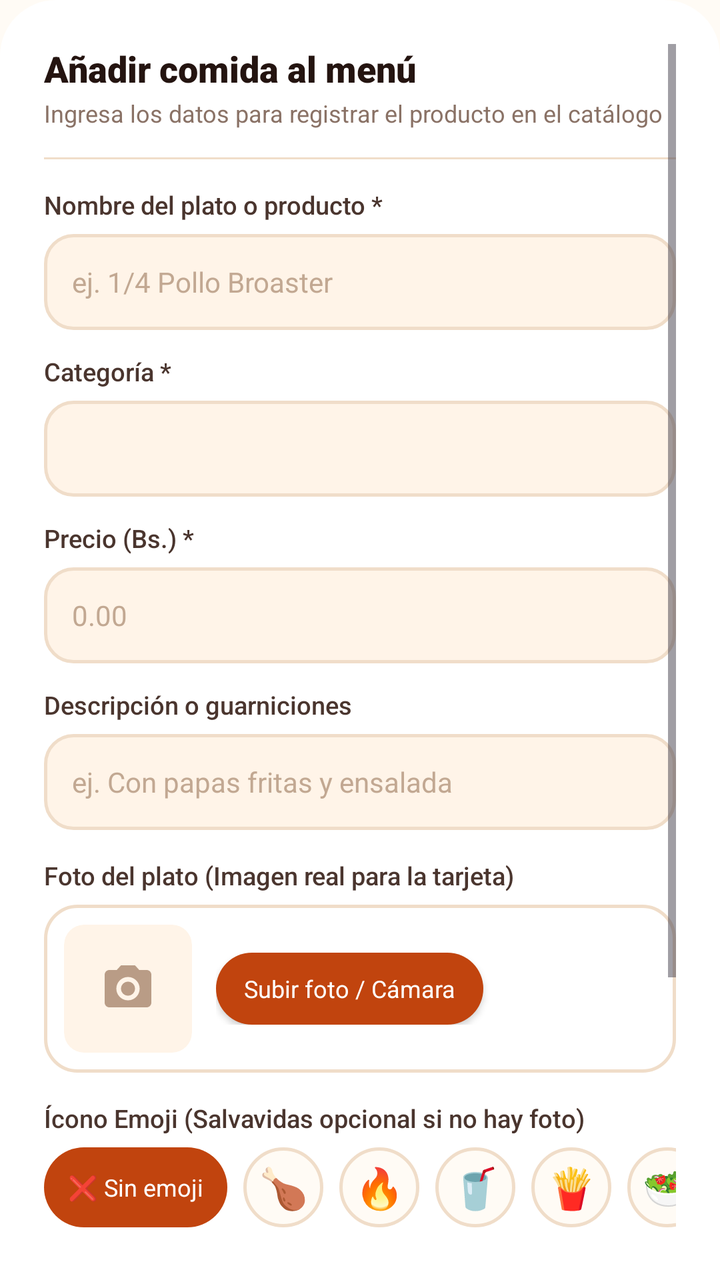
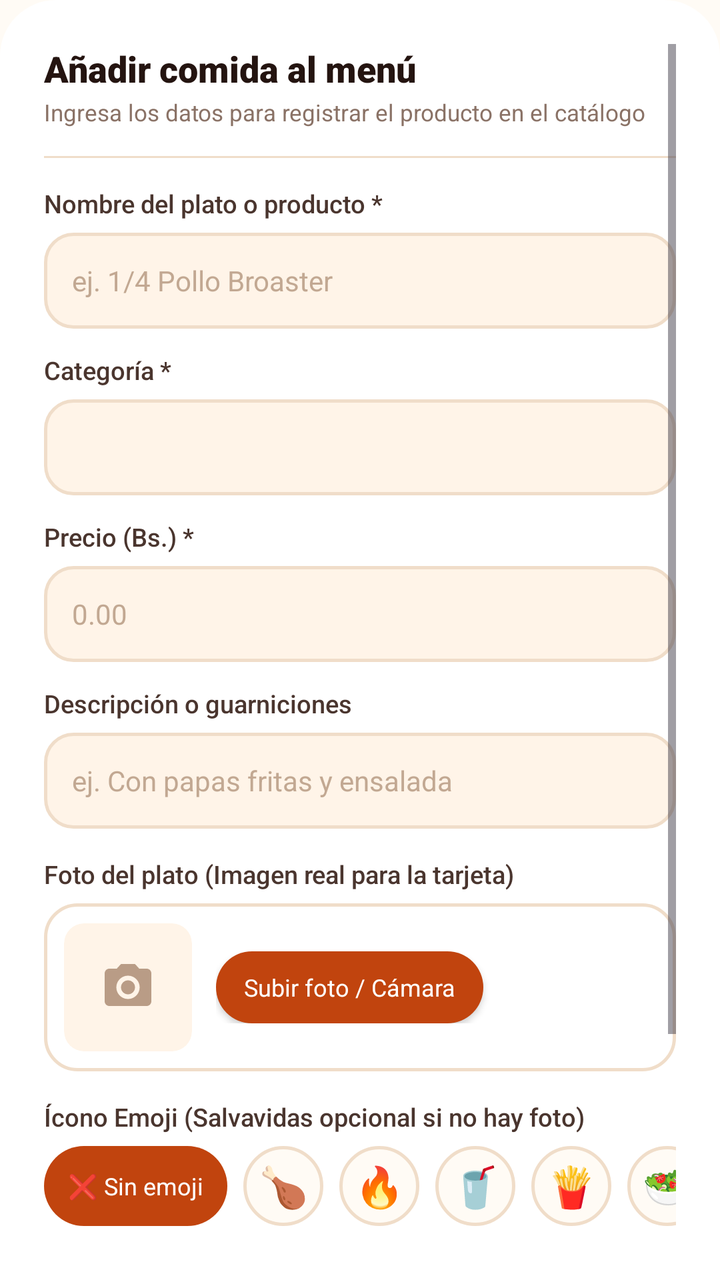

Compare the two renders of this Android layout. The source of the first and the diff that turns it into the second are given below.
<!-- AndroidManifest.xml: application theme Theme.Pollogithub -->
<!-- res/layout/dialog_producto_form.xml -->
<?xml version="1.0" encoding="utf-8"?>
<ScrollView xmlns:android="http://schemas.android.com/apk/res/android"
    xmlns:app="http://schemas.android.com/apk/res-auto"
    android:layout_width="match_parent"
    android:layout_height="wrap_content"
    android:background="@drawable/bg_card_top_rounded"
    android:padding="22dp">

    <LinearLayout
        android:layout_width="match_parent"
        android:layout_height="wrap_content"
        android:orientation="vertical">

        
        <TextView
            android:id="@+id/tvFormTitle"
            android:layout_width="wrap_content"
            android:layout_height="wrap_content"
            android:fontFamily="sans-serif-black"
            android:text="Añadir comida al menú"
            android:textColor="@color/char_900"
            android:textSize="18sp" />

        <TextView
            android:id="@+id/tvFormSubtitle"
            android:layout_width="wrap_content"
            android:layout_height="wrap_content"
            android:layout_marginTop="2dp"
            android:fontFamily="sans-serif"
            android:text="Ingresa los datos para registrar el producto en el catálogo"
            android:textColor="@color/char_400"
            android:textSize="12sp" />

        <View
            android:layout_width="match_parent"
            android:layout_height="1dp"
            android:layout_marginVertical="14dp"
            android:background="@color/line_color" />

        
        <TextView
            android:layout_width="wrap_content"
            android:layout_height="wrap_content"
            android:fontFamily="sans-serif-medium"
            android:text="Nombre del plato o producto *"
            android:textColor="@color/char_700"
            android:textSize="12.5sp" />

        <FrameLayout
            android:layout_width="match_parent"
            android:layout_height="48dp"
            android:layout_marginTop="6dp"
            android:background="@drawable/bg_input_field">

            <EditText
                android:id="@+id/etNombre"
                android:layout_width="match_parent"
                android:layout_height="match_parent"
                android:background="@null"
                android:fontFamily="sans-serif"
                android:hint="ej. 1/4 Pollo Broaster"
                android:inputType="textCapSentences"
                android:paddingHorizontal="14dp"
                android:textColor="@color/char_900"
                android:textColorHint="@color/placeholder_text"
                android:textSize="14sp" />
        </FrameLayout>

        
        <TextView
            android:layout_width="wrap_content"
            android:layout_height="wrap_content"
            android:layout_marginTop="12dp"
            android:fontFamily="sans-serif-medium"
            android:text="Categoría *"
            android:textColor="@color/char_700"
            android:textSize="12.5sp" />

        <FrameLayout
            android:layout_width="match_parent"
            android:layout_height="48dp"
            android:layout_marginTop="6dp"
            android:background="@drawable/bg_input_field">

            <Spinner
                android:id="@+id/spCategoria"
                android:layout_width="match_parent"
                android:layout_height="match_parent"
                android:background="@null"
                android:paddingHorizontal="12dp" />
        </FrameLayout>

        
        <TextView
            android:layout_width="wrap_content"
            android:layout_height="wrap_content"
            android:layout_marginTop="12dp"
            android:fontFamily="sans-serif-medium"
            android:text="Precio (Bs.) *"
            android:textColor="@color/char_700"
            android:textSize="12.5sp" />

        <FrameLayout
            android:layout_width="match_parent"
            android:layout_height="48dp"
            android:layout_marginTop="6dp"
            android:background="@drawable/bg_input_field">

            <EditText
                android:id="@+id/etPrecio"
                android:layout_width="match_parent"
                android:layout_height="match_parent"
                android:background="@null"
                android:fontFamily="sans-serif-bold"
                android:hint="0.00"
                android:inputType="numberDecimal"
                android:paddingHorizontal="14dp"
                android:textColor="@color/char_900"
                android:textColorHint="@color/placeholder_text"
                android:textSize="14sp" />
        </FrameLayout>

        
        <TextView
            android:layout_width="wrap_content"
            android:layout_height="wrap_content"
            android:layout_marginTop="12dp"
            android:fontFamily="sans-serif-medium"
            android:text="Descripción o guarniciones"
            android:textColor="@color/char_700"
            android:textSize="12.5sp" />

        <FrameLayout
            android:layout_width="match_parent"
            android:layout_height="48dp"
            android:layout_marginTop="6dp"
            android:background="@drawable/bg_input_field">

            <EditText
                android:id="@+id/etDescripcion"
                android:layout_width="match_parent"
                android:layout_height="match_parent"
                android:background="@null"
                android:fontFamily="sans-serif"
                android:hint="ej. Con papas fritas y ensalada"
                android:inputType="textCapSentences"
                android:paddingHorizontal="14dp"
                android:textColor="@color/char_900"
                android:textColorHint="@color/placeholder_text"
                android:textSize="14sp" />
        </FrameLayout>

        
        <TextView
            android:layout_width="wrap_content"
            android:layout_height="wrap_content"
            android:layout_marginTop="14dp"
            android:fontFamily="sans-serif-medium"
            android:text="Foto del plato (Imagen real para la tarjeta)"
            android:textColor="@color/char_700"
            android:textSize="12.5sp" />

        <LinearLayout
            android:layout_width="match_parent"
            android:layout_height="wrap_content"
            android:layout_marginTop="6dp"
            android:background="@drawable/bg_order_card"
            android:gravity="center_vertical"
            android:orientation="horizontal"
            android:padding="10dp">

            <androidx.cardview.widget.CardView
                android:layout_width="64dp"
                android:layout_height="64dp"
                app:cardCornerRadius="10dp"
                app:cardElevation="0dp"
                app:cardBackgroundColor="@color/paper_100">

                <FrameLayout
                    android:id="@+id/cardPhotoContainer"
                    android:layout_width="match_parent"
                    android:layout_height="match_parent"
                    android:clickable="true"
                    android:focusable="true">

                    <ImageView
                        android:id="@+id/ivFormPhotoPlaceholder"
                        android:layout_width="28dp"
                        android:layout_height="28dp"
                        android:layout_gravity="center"
                        android:src="@drawable/ic_camera"
                        app:tint="@color/icon_muted" />

                    <ImageView
                        android:id="@+id/ivFormProductPhoto"
                        android:layout_width="match_parent"
                        android:layout_height="match_parent"
                        android:scaleType="centerCrop"
                        android:visibility="gone" />
                </FrameLayout>
            </androidx.cardview.widget.CardView>

            <LinearLayout
                android:layout_width="0dp"
                android:layout_height="wrap_content"
                android:layout_marginStart="12dp"
                android:layout_weight="1"
                android:orientation="vertical">

                <androidx.appcompat.widget.AppCompatButton
                    android:id="@+id/btnSelectPhoto"
                    android:layout_width="wrap_content"
                    android:layout_height="36dp"
                    android:background="@drawable/bg_chip_selected"
                    android:fontFamily="sans-serif-bold"
                    android:paddingHorizontal="14dp"
                    android:text="Subir foto / Cámara"
                    android:textAllCaps="false"
                    android:textColor="@color/white"
                    android:textSize="12sp" />

                <TextView
                    android:id="@+id/btnRemovePhoto"
                    android:layout_width="wrap_content"
                    android:layout_height="wrap_content"
                    android:layout_marginTop="4dp"
                    android:fontFamily="sans-serif"
                    android:padding="4dp"
                    android:text="🗑️ Quitar foto seleccionada"
                    android:textColor="@color/ember_600"
                    android:textSize="11.5sp"
                    android:visibility="gone" />
            </LinearLayout>
        </LinearLayout>

        
        <TextView
            android:layout_width="wrap_content"
            android:layout_height="wrap_content"
            android:layout_marginTop="14dp"
            android:fontFamily="sans-serif-medium"
            android:text="Ícono Emoji (Salvavidas opcional si no hay foto)"
            android:textColor="@color/char_700"
            android:textSize="12.5sp" />

        <HorizontalScrollView
            android:layout_width="match_parent"
            android:layout_height="wrap_content"
            android:layout_marginTop="6dp"
            android:scrollbars="none">

            <LinearLayout
                android:id="@+id/layoutEmojiSelector"
                android:layout_width="wrap_content"
                android:layout_height="wrap_content"
                android:gravity="center_vertical"
                android:orientation="horizontal">

                <TextView
                    android:id="@+id/optNoEmoji"
                    android:layout_width="wrap_content"
                    android:layout_height="40dp"
                    android:layout_marginEnd="8dp"
                    android:background="@drawable/bg_chip_selected"
                    android:gravity="center"
                    android:paddingHorizontal="12dp"
                    android:text="❌ Sin emoji"
                    android:textColor="@color/white"
                    android:textSize="12sp" />

                <TextView
                    android:id="@+id/optEmojiChicken"
                    android:layout_width="40dp"
                    android:layout_height="40dp"
                    android:layout_marginEnd="8dp"
                    android:background="@drawable/bg_chip_unselected"
                    android:gravity="center"
                    android:text="🍗"
                    android:textSize="20sp" />

                <TextView
                    android:id="@+id/optEmojiFire"
                    android:layout_width="40dp"
                    android:layout_height="40dp"
                    android:layout_marginEnd="8dp"
                    android:background="@drawable/bg_chip_unselected"
                    android:gravity="center"
                    android:text="🔥"
                    android:textSize="20sp" />

                <TextView
                    android:id="@+id/optEmojiDrink"
                    android:layout_width="40dp"
                    android:layout_height="40dp"
                    android:layout_marginEnd="8dp"
                    android:background="@drawable/bg_chip_unselected"
                    android:gravity="center"
                    android:text="🥤"
                    android:textSize="20sp" />

                <TextView
                    android:id="@+id/optEmojiFries"
                    android:layout_width="40dp"
                    android:layout_height="40dp"
                    android:layout_marginEnd="8dp"
                    android:background="@drawable/bg_chip_unselected"
                    android:gravity="center"
                    android:text="🍟"
                    android:textSize="20sp" />

                <TextView
                    android:id="@+id/optEmojiSalad"
                    android:layout_width="40dp"
                    android:layout_height="40dp"
                    android:layout_marginEnd="8dp"
                    android:background="@drawable/bg_chip_unselected"
                    android:gravity="center"
                    android:text="🥗"
                    android:textSize="20sp" />

                <TextView
                    android:id="@+id/optEmojiBurger"
                    android:layout_width="40dp"
                    android:layout_height="40dp"
                    android:background="@drawable/bg_chip_unselected"
                    android:gravity="center"
                    android:text="🍖"
                    android:textSize="20sp" />
            </LinearLayout>
        </HorizontalScrollView>

        
        <LinearLayout
            android:layout_width="match_parent"
            android:layout_height="wrap_content"
            android:layout_marginTop="16dp"
            android:gravity="center_vertical"
            android:orientation="horizontal">

            <LinearLayout
                android:layout_width="0dp"
                android:layout_height="wrap_content"
                android:layout_weight="1"
                android:orientation="vertical">

                <TextView
                    android:layout_width="wrap_content"
                    android:layout_height="wrap_content"
                    android:fontFamily="sans-serif-bold"
                    android:text="Habilitado para la venta"
                    android:textColor="@color/char_900"
                    android:textSize="13sp" />

                <TextView
                    android:layout_width="wrap_content"
                    android:layout_height="wrap_content"
                    android:layout_marginTop="2dp"
                    android:fontFamily="sans-serif"
                    android:text="Disponible inmediatamente en la pantalla de pedidos"
                    android:textColor="@color/char_400"
                    android:textSize="11.5sp" />
            </LinearLayout>

            <androidx.appcompat.widget.SwitchCompat
                android:id="@+id/switchDisponibleForm"
                android:layout_width="wrap_content"
                android:layout_height="wrap_content"
                android:checked="true"
                app:thumbTint="@color/ember_600"
                app:trackTint="@color/ember_100" />
        </LinearLayout>

        
        <TextView
            android:layout_width="match_parent"
            android:layout_height="wrap_content"
            android:layout_marginTop="14dp"
            android:background="@drawable/bg_order_card"
            android:fontFamily="sans-serif"
            android:padding="10dp"
            android:text="ℹ️ Para mantener la integridad de los reportes y recibos históricos, los productos no se eliminan físicamente; puedes marcarlos como 'Agotado/Deshabilitado'."
            android:textColor="@color/char_400"
            android:textSize="11sp" />

        
        <LinearLayout
            android:layout_width="match_parent"
            android:layout_height="wrap_content"
            android:layout_marginTop="18dp"
            android:gravity="end"
            android:orientation="horizontal">

            <androidx.appcompat.widget.AppCompatButton
                android:id="@+id/btnCancelarForm"
                android:layout_width="wrap_content"
                android:layout_height="46dp"
                android:background="@drawable/bg_btn_outline"
                android:fontFamily="sans-serif-bold"
                android:paddingHorizontal="18dp"
                android:text="Cancelar"
                android:textAllCaps="false"
                android:textColor="@color/char_700"
                android:textSize="13.5sp" />

            <androidx.appcompat.widget.AppCompatButton
                android:id="@+id/btnGuardarForm"
                android:layout_width="wrap_content"
                android:layout_height="46dp"
                android:layout_marginStart="12dp"
                android:background="@drawable/bg_button_primary"
                android:fontFamily="sans-serif-bold"
                android:paddingHorizontal="24dp"
                android:text="Guardar"
                android:textAllCaps="false"
                android:textColor="@color/white"
                android:textSize="13.5sp" />
        </LinearLayout>
    </LinearLayout>
</ScrollView>
<!-- resources referenced by this layout -->
<resources>
  <color name="char_400">#8A7266</color>
  <color name="char_700">#4A352E</color>
  <color name="char_900">#241410</color>
  <color name="paper_100">#FFF4E8</color>
  <color name="white">#FFFFFFFF</color>
  <color name="paper_50">#FFFBF5</color>
  <color name="ember_700">#9C2F0E</color>
  <!-- unchanged entries left out for length: 15 -->
</resources>

<!-- the commit's change to res/layout/dialog_producto_form.xml (unified diff, before → after) -->
@@ -1,10 +1,9 @@
 <?xml version="1.0" encoding="utf-8"?>
 <ScrollView xmlns:android="http://schemas.android.com/apk/res/android"
     xmlns:app="http://schemas.android.com/apk/res-auto"
+    style="@style/Widget.Pollo.Dialog.Container"
     android:layout_width="match_parent"
-    android:layout_height="wrap_content"
-    android:background="@drawable/bg_card_top_rounded"
-    android:padding="22dp">
+    android:layout_height="wrap_content">
 
     <LinearLayout
         android:layout_width="match_parent"
@@ -14,28 +13,22 @@
         
         <TextView
             android:id="@+id/tvFormTitle"
-            android:layout_width="wrap_content"
-            android:layout_height="wrap_content"
-            android:fontFamily="sans-serif-black"
-            android:text="Añadir comida al menú"
-            android:textColor="@color/char_900"
-            android:textSize="18sp" />
+            android:textAppearance="@style/TextAppearance.Pollo.Title.Medium"
+            android:layout_width="wrap_content"
+            android:layout_height="wrap_content"
+            android:text="Añadir comida al menú" />
 
         <TextView
             android:id="@+id/tvFormSubtitle"
-            android:layout_width="wrap_content"
-            android:layout_height="wrap_content"
-            android:layout_marginTop="2dp"
-            android:fontFamily="sans-serif"
-            android:text="Ingresa los datos para registrar el producto en el catálogo"
-            android:textColor="@color/char_400"
-            android:textSize="12sp" />
+            android:textAppearance="@style/TextAppearance.Pollo.Subtitle"
+            android:layout_width="wrap_content"
+            android:layout_height="wrap_content"
+            android:layout_marginTop="@dimen/spacing_2xs"
+            android:text="Ingresa los datos para registrar el producto en el catálogo" />
 
         <View
-            android:layout_width="match_parent"
-            android:layout_height="1dp"
-            android:layout_marginVertical="14dp"
-            android:background="@color/line_color" />
+            style="@style/Widget.Pollo.Divider"
+            android:layout_marginVertical="14dp" />
 
         
         <TextView
@@ -392,28 +385,17 @@
 
             <androidx.appcompat.widget.AppCompatButton
                 android:id="@+id/btnCancelarForm"
+                style="@style/Widget.Pollo.Button.Outline.Medium"
                 android:layout_width="wrap_content"
-                android:layout_height="46dp"
-                android:background="@drawable/bg_btn_outline"
-                android:fontFamily="sans-serif-bold"
-                android:paddingHorizontal="18dp"
-                android:text="Cancelar"
-                android:textAllCaps="false"
-                android:textColor="@color/char_700"
-                android:textSize="13.5sp" />
+                android:text="Cancelar" />
 
             <androidx.appcompat.widget.AppCompatButton
                 android:id="@+id/btnGuardarForm"
+                style="@style/Widget.Pollo.Button.Primary.Medium"
                 android:layout_width="wrap_content"
-                android:layout_height="46dp"
-                android:layout_marginStart="12dp"
-                android:background="@drawable/bg_button_primary"
-                android:fontFamily="sans-serif-bold"
-                android:paddingHorizontal="24dp"
-                android:text="Guardar"
-                android:textAllCaps="false"
-                android:textColor="@color/white"
-                android:textSize="13.5sp" />
+                android:layout_marginStart="@dimen/spacing_m"
+                android:paddingHorizontal="@dimen/spacing_2xl"
+                android:text="Guardar" />
         </LinearLayout>
     </LinearLayout>
 </ScrollView>
<!-- resource entries referenced after the edit -->
@@ -5,7 +5,72 @@
   <color name="char_900">#241410</color>
   <color name="paper_100">#FFF4E8</color>
   <color name="white">#FFFFFFFF</color>
+  <dimen name="spacing_2xl">24dp</dimen>
+  <dimen name="spacing_2xs">2dp</dimen>
+  <dimen name="spacing_m">12dp</dimen>
+  <style name="TextAppearance.Pollo.Subtitle" parent="TextAppearance.Pollo">
+          <item name="android:fontFamily">sans-serif</item>
+          <item name="android:textColor">@color/char_400</item>
+          <item name="android:textSize">@dimen/text_size_caption</item>
+      </style>
+  <style name="TextAppearance.Pollo.Title.Medium" parent="TextAppearance.Pollo.Title">
+          <item name="android:fontFamily">sans-serif-black</item>
+          <item name="android:textColor">@color/char_900</item>
+          <item name="android:textSize">@dimen/text_size_title_medium</item>
+      </style>
+  <style name="Widget.Pollo.Button.Outline.Medium" parent="Widget.Pollo.Button.Outline">
+          <item name="android:minHeight">@dimen/btn_height_medium</item>
+          <item name="android:paddingHorizontal">@dimen/spacing_l</item>
+      </style>
+  <style name="Widget.Pollo.Button.Primary.Medium" parent="Widget.Pollo.Button.Primary">
+          <item name="android:minHeight">@dimen/btn_height_medium</item>
+          <item name="android:textSize">@dimen/text_size_btn_medium</item>
+          <item name="android:paddingHorizontal">@dimen/spacing_l</item>
+      </style>
+  <style name="Widget.Pollo.Dialog.Container" parent="Widget.Pollo.Dialog">
+          <item name="android:background">@drawable/bg_card_top_rounded</item>
+          <item name="android:padding">@dimen/dialog_padding</item>
+      </style>
+  <style name="Widget.Pollo.Divider" parent="Widget.Pollo">
+          <item name="android:layout_width">match_parent</item>
+          <item name="android:layout_height">1dp</item>
+          <item name="android:background">@color/line_color</item>
+      </style>
   <color name="paper_50">#FFFBF5</color>
+  <style name="TextAppearance.Pollo" parent="android:TextAppearance" />
+  <dimen name="text_size_caption">11.5sp</dimen>
+  <style name="TextAppearance.Pollo.Title" parent="TextAppearance.Pollo" />
+  <dimen name="text_size_title_medium">18sp</dimen>
+  <style name="Widget.Pollo.Button.Outline" parent="Widget.Pollo.Button">
+          <item name="android:background">@drawable/bg_btn_outline</item>
+          <item name="android:fontFamily">sans-serif-bold</item>
+          <item name="android:textColor">@color/char_700</item>
+          <item name="android:textSize">@dimen/text_size_btn_medium</item>
+          <item name="android:textAllCaps">false</item>
+          <item name="android:paddingHorizontal">@dimen/spacing_l</item>
+          <item name="android:minHeight">@dimen/btn_height_primary</item>
+          <item name="android:stateListAnimator">@null</item>
+      </style>
+  <dimen name="btn_height_medium">46dp</dimen>
+  <dimen name="spacing_l">16dp</dimen>
+  <style name="Widget.Pollo.Button.Primary" parent="Widget.Pollo.Button">
+          <item name="android:background">@drawable/bg_button_primary</item>
+          <item name="android:fontFamily">sans-serif-bold</item>
+          <item name="android:textColor">@color/white</item>
+          <item name="android:textSize">@dimen/text_size_btn_primary</item>
+          <item name="android:textAllCaps">false</item>
+          <item name="android:paddingHorizontal">@dimen/spacing_xl</item>
+          <item name="android:minHeight">@dimen/btn_height_primary</item>
+          <item name="android:stateListAnimator">@null</item>
+      </style>
+  <dimen name="text_size_btn_medium">13.5sp</dimen>
+  <style name="Widget.Pollo.Dialog" parent="" />
+  <dimen name="dialog_padding">22dp</dimen>
+  <style name="Widget.Pollo" parent="" />
+  <style name="Widget.Pollo.Button" parent="Widget.AppCompat.Button" />
+  <dimen name="btn_height_primary">52dp</dimen>
+  <dimen name="text_size_btn_primary">15sp</dimen>
+  <dimen name="spacing_xl">20dp</dimen>
   <color name="ember_700">#9C2F0E</color>
   <!-- unchanged entries left out for length: 15 -->
 </resources>
